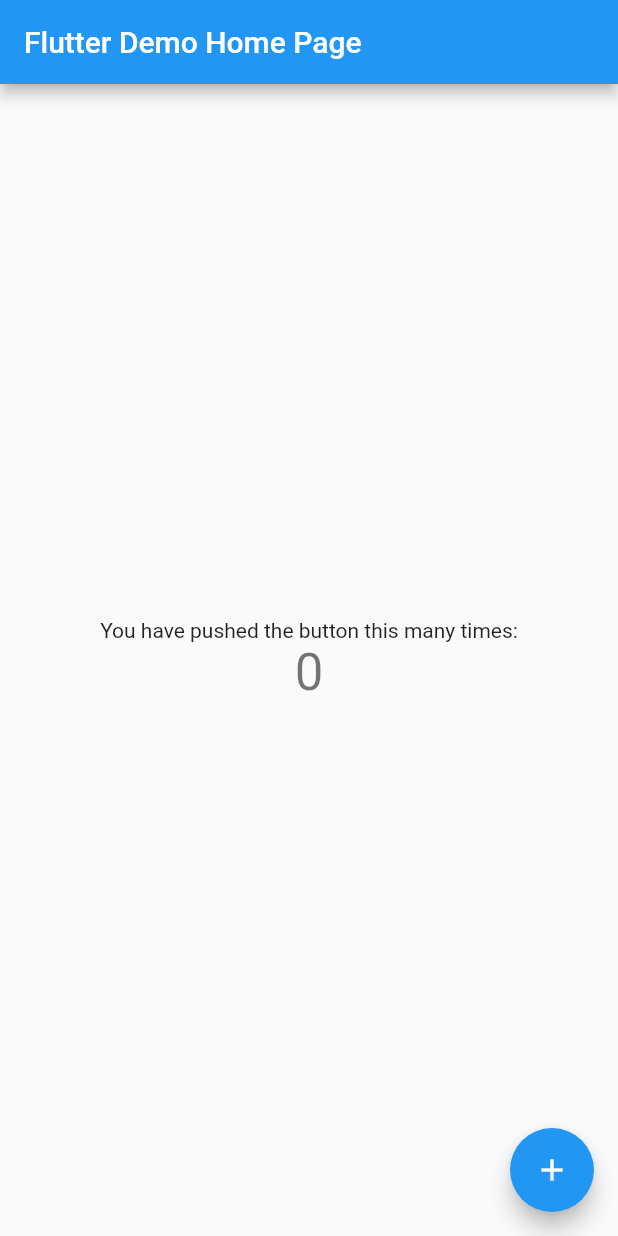
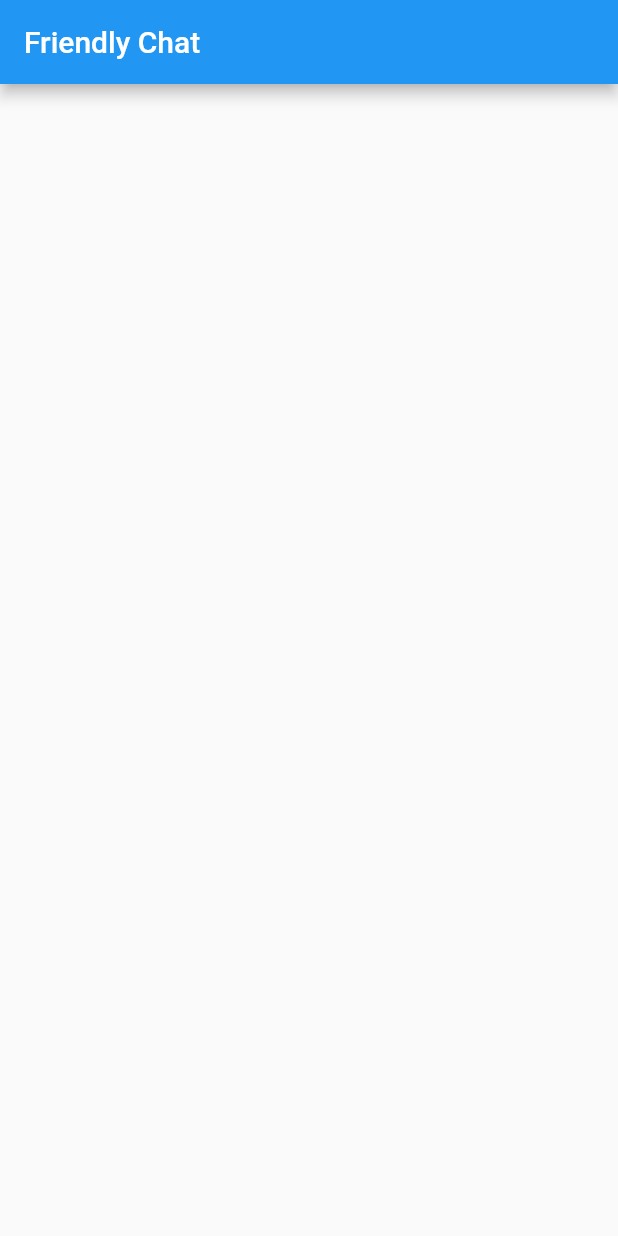
Before and after one commit to xinneph/flutter_sandbox, a Flutter app: the screen it shows after launch, on a phone screen of 412 x 824 dp. Run offline on Flutter 3.47's test engine with Material 2 defaults, Android fonts, the phone set to English and light mode, and no system bars.

Commit message:
Friendly Chat init.

```diff
--- a/lib/main.dart
+++ b/lib/main.dart
@@ -1,115 +1,12 @@
 import 'package:flutter/material.dart';
 
-void main() {
-  runApp(const MyApp());
-}
-
-class MyApp extends StatelessWidget {
-  const MyApp({Key? key}) : super(key: key);
-
-  // This widget is the root of your application.
-  @override
-  Widget build(BuildContext context) {
-    return MaterialApp(
-      title: 'Flutter Demo',
-      theme: ThemeData(
-        // This is the theme of your application.
-        //
-        // Try running your application with "flutter run". You'll see the
-        // application has a blue toolbar. Then, without quitting the app, try
-        // changing the primarySwatch below to Colors.green and then invoke
-        // "hot reload" (press "r" in the console where you ran "flutter run",
-        // or simply save your changes to "hot reload" in a Flutter IDE).
-        // Notice that the counter didn't reset back to zero; the application
-        // is not restarted.
-        primarySwatch: Colors.blue,
+main() => runApp(
+  MaterialApp(
+    title: 'FriendlyChat',
+    home: Scaffold(
+      appBar: AppBar(
+        title: const Text('Friendly Chat'),
       ),
-      home: const MyHomePage(title: 'Flutter Demo Home Page'),
-    );
-  }
-}
-
-class MyHomePage extends StatefulWidget {
-  const MyHomePage({Key? key, required this.title}) : super(key: key);
-
-  // This widget is the home page of your application. It is stateful, meaning
-  // that it has a State object (defined below) that contains fields that affect
-  // how it looks.
-
-  // This class is the configuration for the state. It holds the values (in this
-  // case the title) provided by the parent (in this case the App widget) and
-  // used by the build method of the State. Fields in a Widget subclass are
-  // always marked "final".
-
-  final String title;
-
-  @override
-  State<MyHomePage> createState() => _MyHomePageState();
-}
-
-class _MyHomePageState extends State<MyHomePage> {
-  int _counter = 0;
-
-  void _incrementCounter() {
-    setState(() {
-      // This call to setState tells the Flutter framework that something has
-      // changed in this State, which causes it to rerun the build method below
-      // so that the display can reflect the updated values. If we changed
-      // _counter without calling setState(), then the build method would not be
-      // called again, and so nothing would appear to happen.
-      _counter++;
-    });
-  }
-
-  @override
-  Widget build(BuildContext context) {
-    // This method is rerun every time setState is called, for instance as done
-    // by the _incrementCounter method above.
-    //
-    // The Flutter framework has been optimized to make rerunning build methods
-    // fast, so that you can just rebuild anything that needs updating rather
-    // than having to individually change instances of widgets.
-    return Scaffold(
-      appBar: AppBar(
-        // Here we take the value from the MyHomePage object that was created by
-        // the App.build method, and use it to set our appbar title.
-        title: Text(widget.title),
-      ),
-      body: Center(
-        // Center is a layout widget. It takes a single child and positions it
-        // in the middle of the parent.
-        child: Column(
-          // Column is also a layout widget. It takes a list of children and
-          // arranges them vertically. By default, it sizes itself to fit its
-          // children horizontally, and tries to be as tall as its parent.
-          //
-          // Invoke "debug painting" (press "p" in the console, choose the
-          // "Toggle Debug Paint" action from the Flutter Inspector in Android
-          // Studio, or the "Toggle Debug Paint" command in Visual Studio Code)
-          // to see the wireframe for each widget.
-          //
-          // Column has various properties to control how it sizes itself and
-          // how it positions its children. Here we use mainAxisAlignment to
-          // center the children vertically; the main axis here is the vertical
-          // axis because Columns are vertical (the cross axis would be
-          // horizontal).
-          mainAxisAlignment: MainAxisAlignment.center,
-          children: <Widget>[
-            const Text(
-              'You have pushed the button this many times:',
-            ),
-            Text(
-              '$_counter',
-              style: Theme.of(context).textTheme.headline4,
-            ),
-          ],
-        ),
-      ),
-      floatingActionButton: FloatingActionButton(
-        onPressed: _incrementCounter,
-        tooltip: 'Increment',
-        child: const Icon(Icons.add),
-      ), // This trailing comma makes auto-formatting nicer for build methods.
-    );
-  }
-}
+    ),
+  )
+);
```
